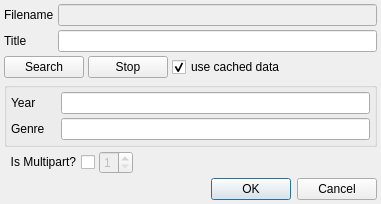
First picture: the form in src/trunk/ui/ui_ChangeMovie.ui, repository rexMingla/my-renamer, before the edit.
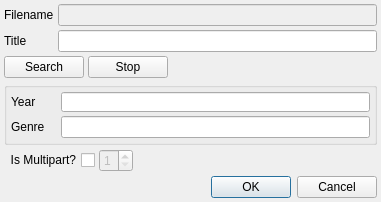
Second picture: the form after the edit.

The edit to the form file:
```diff
--- a/src/trunk/ui/ui_ChangeMovie.ui
+++ b/src/trunk/ui/ui_ChangeMovie.ui
@@ -7,7 +7,7 @@
     <x>0</x>
     <y>0</y>
     <width>381</width>
-    <height>187</height>
+    <height>194</height>
    </rect>
   </property>
   <property name="windowTitle">
@@ -86,16 +86,6 @@
        </property>
       </widget>
      </item>
-     <item>
-      <widget class="QCheckBox" name="useCacheCheckBox">
-       <property name="text">
-        <string>use cached data</string>
-       </property>
-       <property name="checked">
-        <bool>true</bool>
-       </property>
-      </widget>
-     </item>
      <item>
       <spacer name="horizontalSpacer_3">
        <property name="orientation">
@@ -149,7 +139,14 @@
        </widget>
       </item>
       <item row="0" column="1">
-       <widget class="QLineEdit" name="yearEdit"/>
+       <widget class="QLineEdit" name="yearEdit">
+        <property name="minimumSize">
+         <size>
+          <width>0</width>
+          <height>20</height>
+         </size>
+        </property>
+       </widget>
       </item>
       <item row="1" column="0">
        <widget class="QLabel" name="label_4">
@@ -159,7 +156,14 @@
        </widget>
       </item>
       <item row="1" column="1">
-       <widget class="QLineEdit" name="genreEdit"/>
+       <widget class="QLineEdit" name="genreEdit">
+        <property name="minimumSize">
+         <size>
+          <width>20</width>
+          <height>0</height>
+         </size>
+        </property>
+       </widget>
       </item>
      </layout>
     </widget>
```
